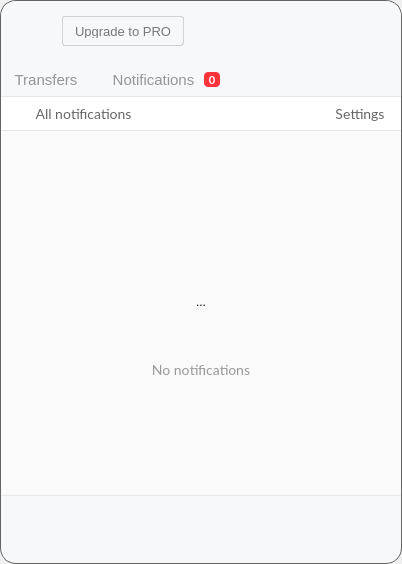
The window that src/MEGASync/gui/linux/InfoDialog.ui (meganz/MEGAsync) describes before a commit, drawn with Qt 5.
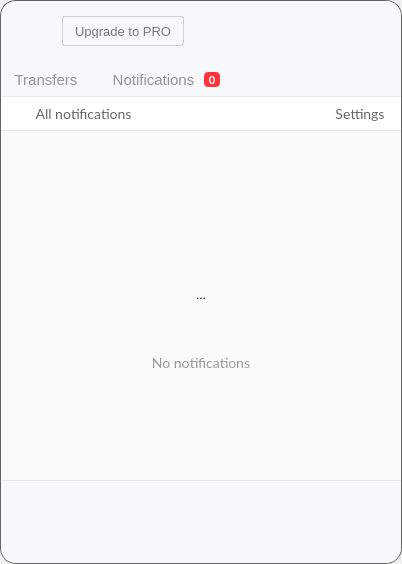
The same window after the commit. Icons and pictures are not drawn. Custom widgets are drawn as their Qt base class.

```diff
--- a/src/MEGASync/gui/linux/InfoDialog.ui
+++ b/src/MEGASync/gui/linux/InfoDialog.ui
@@ -2462,8 +2462,22 @@
           <number>0</number>
          </property>
          <item>
-          <widget class="QWidget" name="widget" native="true">
-           <layout class="QHBoxLayout" name="horizontalLayout_13">
+          <widget class="QFrame" name="wBottomFrame">
+           <property name="styleSheet">
+            <string notr="true">#wBottomFrame
+{
+border-bottom-left-radius: 16px;
+border-bottom-right-radius: 16px;
+background-color: #F7F8F9;
+}</string>
+           </property>
+           <property name="frameShape">
+            <enum>QFrame::StyledPanel</enum>
+           </property>
+           <property name="frameShadow">
+            <enum>QFrame::Raised</enum>
+           </property>
+           <layout class="QVBoxLayout" name="verticalLayout_14">
             <property name="spacing">
              <number>0</number>
             </property>
```
